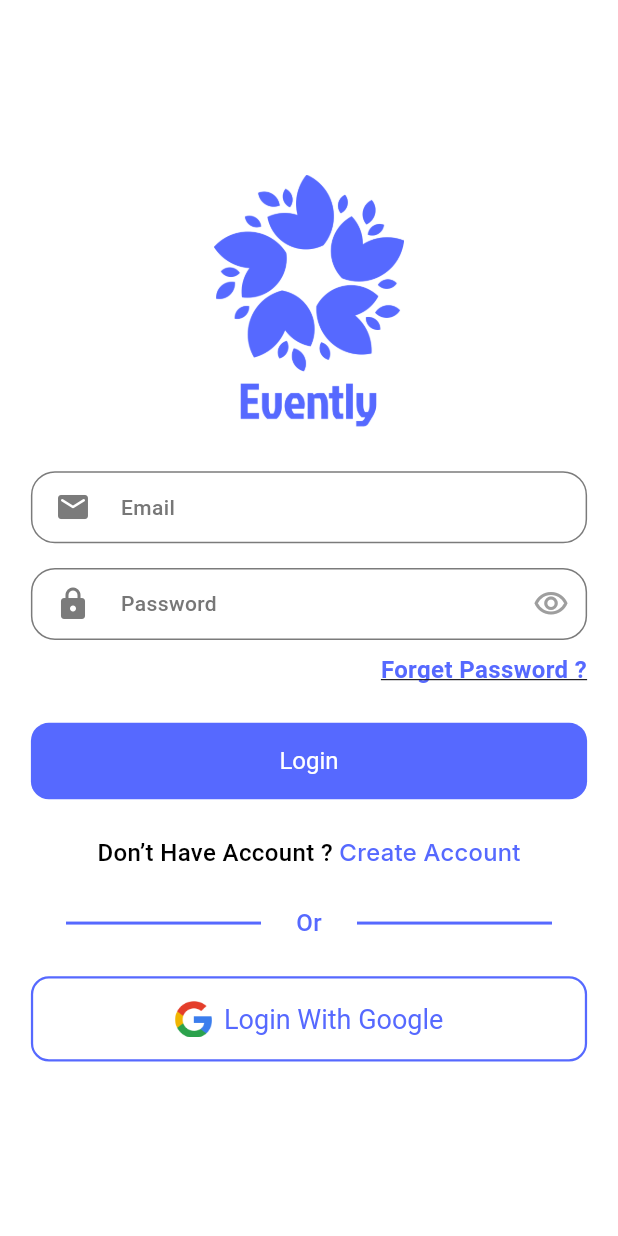
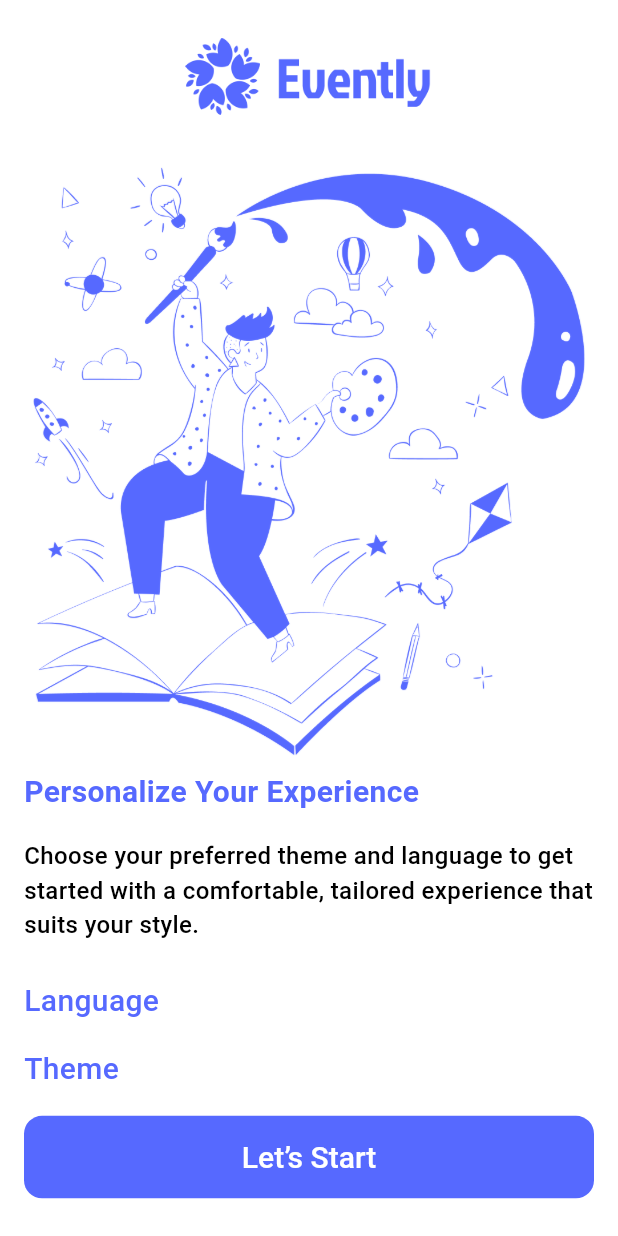
Before and after one commit to hossamaref69/evently_app, a Flutter app: the screen it shows after launch, on a phone screen of 412 x 824 dp. Run offline on Flutter 3.47's test engine with Material 3 defaults, Android fonts, the phone set to English and light mode, and no system bars; our stand-ins replace cloud_firestore, firebase_auth, firebase_core, flutter_easyloading, shared_preferences, smooth_page_indicator; accounts and stored records are empty.

Commit message:
Create onboarding and caching user in sharedPreference

```diff
--- /dev/null
+++ b/lib/core/constants/local_storage_keys.dart
@@ -0,0 +1,3 @@
+class LocalStorageKeys{
+  static String isFirstTimeRun = "isFirstTimeRun";
+}
--- a/lib/core/routes/app_routes.dart
+++ b/lib/core/routes/app_routes.dart
@@ -3,13 +3,17 @@ import 'package:evently_app/ui/create_event/create_event_screen.dart';
 import 'package:evently_app/ui/forget_password/forget_password_screen.dart';
 import 'package:evently_app/ui/home/home_screen.dart';
 import 'package:evently_app/ui/login/login_screen.dart';
+import 'package:evently_app/ui/onboarding/on_boarding_screen.dart';
 import 'package:evently_app/ui/register/register_screen.dart';
 import 'package:evently_app/ui/splash/splash_screen.dart';
 import 'package:flutter/material.dart';
 
+import '../../ui/onboarding/setup_screen.dart';
+
 class AppRoutes {
   static Route onGeneratedRoute(RouteSettings settings) {
     switch (settings.name) {
+
       case ScreensRouteName.initial:
         return MaterialPageRoute(
           builder: (context) => const SplashScreen(),
@@ -46,6 +50,18 @@ class AppRoutes {
           settings: settings,
         );
 
+      case ScreensRouteName.onBoardingScreen:
+        return MaterialPageRoute(
+          builder: (context) => const OnBoardingScreen(),
+          settings: settings,
+        );
+
+      case ScreensRouteName.setupScreen:
+        return MaterialPageRoute(
+          builder: (context) => const SetupScreen(),
+          settings: settings,
+        );
+
       default:
         return MaterialPageRoute(
           builder: (context) => const LoginScreen(),
--- a/lib/core/routes/screens_route_name.dart
+++ b/lib/core/routes/screens_route_name.dart
@@ -1,9 +1,10 @@
 abstract class ScreensRouteName{
   static const String initial = "/";
-  static const String onBoarding = "/on_boarding_view";
   static const String login = "/login_view";
   static const String register = "/register_view";
   static const String forgetPassword = "/forget_password_view";
   static const String home = "/home_view";
   static const String createEvent = "create_event_screen";
+  static const String onBoardingScreen = "onBoardingScreen";
+  static const String setupScreen = "setupScreen";
 }
--- /dev/null
+++ b/lib/core/service/local_stronge_service.dart
@@ -0,0 +1,31 @@
+import 'package:shared_preferences/shared_preferences.dart';
+
+class LocalStorageService{
+  static late SharedPreferences _sharedPreferences;
+
+  static Future<void> init() async {
+    _sharedPreferences = await SharedPreferences.getInstance();
+  }
+
+  static Future<bool> setString(String user, String value) async {
+    return await _sharedPreferences.setString(user, value);
+  }
+
+
+  static Future<bool> setBool(String key, bool value) async {
+    return await _sharedPreferences.setBool(key, value);
+  }
+
+  static bool? getBool(String key) {
+    return _sharedPreferences.getBool(key);
+  }
+
+  static String? getString(String key) {
+    return _sharedPreferences.getString(key);
+  }
+
+  static Future<bool> remove(String key) async{
+    return await _sharedPreferences.remove(key);
+  }
+
+}
--- a/lib/firebase_helper/auth/auth_helper.dart
+++ b/lib/firebase_helper/auth/auth_helper.dart
@@ -7,6 +7,7 @@ class AuthHelper {
       ) async {
 
     try {
+      EasyLoading.show(status: "Loading...");
       final credential = await FirebaseAuth.instance.signInWithEmailAndPassword(
         email: email,
         password: password,
@@ -21,7 +22,7 @@ class AuthHelper {
         EasyLoading.showError('Wrong password provided for that user');
         return Future.value(false);
       }
-      EasyLoading.showError(e.message!);
+      EasyLoading.showError(e.message?? 'Something went wrong');
       return Future.value(false);
     } catch (e) {
       EasyLoading.showError(e.toString());
--- a/lib/firebase_helper/firestore/firestore_helper.dart
+++ b/lib/firebase_helper/firestore/firestore_helper.dart
@@ -1,5 +1,6 @@
 import 'package:cloud_firestore/cloud_firestore.dart';
 import 'package:evently_app/models/EventDM.dart';
+import 'package:flutter/cupertino.dart';
 
 class FirestoreHelper {
   static CollectionReference<EventDM> getCollectionReference() {
--- a/lib/main.dart
+++ b/lib/main.dart
@@ -2,6 +2,7 @@
 import 'package:firebase_core/firebase_core.dart';
 import 'package:flutter/material.dart';
 import 'core/routes/app_routes.dart';
+import 'core/service/local_stronge_service.dart';
 import 'core/theme/app_theme.dart';
 import 'core/utlis/loading.dart';
 import 'firebase_options.dart';
@@ -14,6 +15,7 @@ void main() async{
   await Firebase.initializeApp(
     options: DefaultFirebaseOptions.currentPlatform,
   );
+  await LocalStorageService.init();
   runApp(const MyApp());
   Loading.configLoading();
 }
@@ -28,7 +30,7 @@ class MyApp extends StatelessWidget {
       debugShowCheckedModeBanner: false,
       onGenerateRoute: AppRoutes.onGeneratedRoute,
       navigatorKey: navigatorKey,
-      builder: EasyLoading.init() ,
+      builder: EasyLoading.init(),
     );
   }
 }
--- a/lib/ui/login/login_screen.dart
+++ b/lib/ui/login/login_screen.dart
@@ -5,6 +5,7 @@ import 'package:evently_app/core/routes/screens_route_name.dart';
 import 'package:evently_app/firebase_helper/auth/auth_helper.dart';
 import 'package:evently_app/core/widgets/custom_text_form_field.dart';
 import 'package:flutter/material.dart';
+import 'package:flutter_easyloading/flutter_easyloading.dart';
 
 import '../../core/theme/app_colors.dart';
 
--- /dev/null
+++ b/lib/ui/onboarding/setup_screen.dart
@@ -0,0 +1,114 @@
+import 'package:evently_app/core/constants/app_assets.dart';
+import 'package:evently_app/core/extensions/padding_ext.dart';
+import 'package:evently_app/core/extensions/size_ext.dart';
+import 'package:evently_app/core/routes/screens_route_name.dart';
+import 'package:evently_app/core/service/local_stronge_service.dart';
+import 'package:evently_app/core/theme/app_colors.dart';
+import 'package:flutter/material.dart';
+
+import '../../core/constants/local_storage_keys.dart';
+
+class SetupScreen extends StatefulWidget {
+  const SetupScreen({super.key});
+
+  @override
+  State<SetupScreen> createState() => _SetupScreenState();
+}
+
+class _SetupScreenState extends State<SetupScreen> {
+  @override
+  void initState() {
+    super.initState();
+    LocalStorageService.setBool(LocalStorageKeys.isFirstTimeRun, false);
+  }
+  @override
+  Widget build(BuildContext context) {
+    return SafeArea(
+      child: Scaffold(
+        body: Column(
+          mainAxisAlignment: MainAxisAlignment.center,
+          crossAxisAlignment: CrossAxisAlignment.stretch,
+          children: [
+            Image.asset(AppAssets.onboardingLogo).setHorizontalPadding(
+              context,
+              0.30,
+              enableMediaQuery: true,
+            ),
+            SizedBox(
+              height: .03.height,
+            ),
+            Image.asset("assets/images/being_creative.png"),
+            Padding(
+              padding: const EdgeInsets.symmetric(horizontal: 16),
+              child: Column(
+                crossAxisAlignment: CrossAxisAlignment.stretch,
+                children: [
+                  const Text(
+                    "Personalize Your Experience",
+                    style: TextStyle(
+                        fontSize: 20,
+                        fontWeight: FontWeight.w600,
+                        color: AppColors.purpleColor),
+                  ),
+                  SizedBox(
+                    height: .02.height,
+                  ),
+                  const Text(
+                    "Choose your preferred theme and language to get started with a comfortable, tailored experience that suits your style.",
+                    style: TextStyle(
+                        fontSize: 16,
+                        fontWeight: FontWeight.w500,
+                        color: AppColors.blackColor),
+                  ),
+                  SizedBox(
+                    height: .03.height,
+                  ),
+                  const Row(
+                    children: [
+                      Text(
+                        "Language",
+                        style: TextStyle(
+                            fontSize: 20,
+                            fontWeight: FontWeight.w500,
+                            color: AppColors.purpleColor),
+                      ),
+                    ],
+                  ),
+                  SizedBox(
+                    height: .02.height,
+                  ),
+                  const Row(
+                    children: [
+                      Text(
+                        "Theme",
+                        style: TextStyle(
+                            fontSize: 20,
+                            fontWeight: FontWeight.w500,
+                            color: AppColors.purpleColor),
+                      ),
+                    ],
+                  ),
+                  SizedBox(
+                    height: .02.height,
+                  ),
+                  TextButton(
+                    onPressed: () {
+                      Navigator.pushNamed(context, ScreensRouteName.onBoardingScreen);
+                    },
+                    child: const Text(
+                      "Let’s Start",
+                      style: TextStyle(
+                        fontSize: 20,
+                        fontWeight: FontWeight.w500,
+                      ),
+                    ),
+                  ),
+                ],
+              ),
+            )
+          ],
+        ),
+      ),
+    );
+  }
+}
--- a/pubspec.yaml
+++ b/pubspec.yaml
@@ -40,6 +40,8 @@ dependencies:
   intl:
   flutter_easyloading: ^3.0.5
   cloud_firestore: ^5.6.3
+  shared_preferences: ^2.0.15
+  smooth_page_indicator: ^1.2.0+3
 
 dev_dependencies:
   flutter_test:
```
Also changed, not shown: lib/models/onboarding.dart (added, +31 -0 lines), lib/ui/home/tabs/home/home_tab.dart (+10 -12 lines), lib/ui/home/tabs/love/love_tab.dart (+87 -1 lines), lib/ui/onboarding/on_boarding_screen.dart (added, +129 -0 lines), lib/ui/onboarding/widgets/onboarding_item.dart (added, +47 -0 lines), lib/ui/splash/splash_screen.dart (+12 -11 lines), assets/images/being_creative.png (added), assets/images/onboarding_hot_trending.png (added), assets/images/onboarding_plan.png (added), assets/images/onboarding_social.png (added), pubspec.lock, 1 other file.
